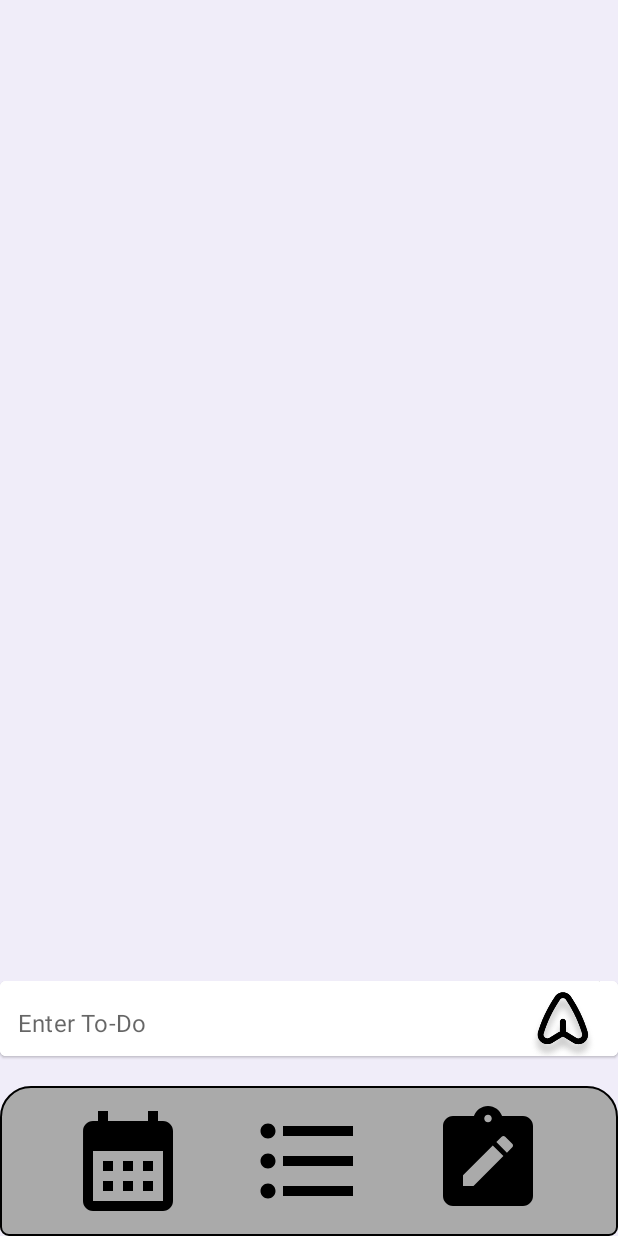
After one commit to ShahdO3/SE_Project, an Android app: the ToDoListFragment screen opened through its navigation route, on a phone screen of 412 x 824 dp. The commit adds this screen. Run offline under Robolectric (Android 15) with nearby library versions, the phone set to English and light mode, and no system bars; our stand-ins replace Firebase (no records; nobody signed in at launch, a user with empty details on screens opened directly); 1 statement that could not run was skipped.

Commit message:
Finished todolist
missing - navigation to todo fragment
missing navigation to notes and reminders fragment

untested due to bad laptop

```diff
--- /dev/null
+++ b/app/src/main/java/com/example/notedApp/ToDoAdapter.kt
@@ -0,0 +1,45 @@
+package com.example.notedApp
+
+import android.view.LayoutInflater
+import android.view.ViewGroup
+import androidx.recyclerview.widget.RecyclerView
+import com.example.notedApp.databinding.ToDoItemBinding
+
+class ToDoAdapter(private val list:MutableList<ToDoInfo>):
+RecyclerView.Adapter<ToDoAdapter.ToDoViewHolder>(){
+
+    private var listener:ToDoAdapterClicksInterface? = null
+    fun setListener(listener:ToDoAdapterClicksInterface){
+        this.listener = listener
+    }
+
+    inner class ToDoViewHolder(val binding:ToDoItemBinding): RecyclerView.ViewHolder(binding.root)
+
+    override fun onCreateViewHolder(parent: ViewGroup, viewType: Int): ToDoViewHolder {
+        val binding = ToDoItemBinding.inflate(LayoutInflater.from(parent.context),parent,false)
+        return ToDoViewHolder(binding)
+    }
+
+    override fun getItemCount(): Int {
+        return list.size
+    }
+
+    override fun onBindViewHolder(holder: ToDoViewHolder, position: Int) {
+        with(holder){
+            with(list[position]){
+
+                binding.toDoTask.text = this.task
+                binding.deleteTask.setOnClickListener {
+
+                    listener?.onDeleteTaskBtnClicked(this)
+
+                }
+
+            }
+        }
+    }
+
+    interface ToDoAdapterClicksInterface{
+        fun onDeleteTaskBtnClicked(toDoInfo: ToDoInfo)
+    }
+}
--- /dev/null
+++ b/app/src/main/java/com/example/notedApp/ToDoInfo.kt
@@ -0,0 +1,3 @@
+package com.example.notedApp
+
+data class ToDoInfo(val taskId:String,val task:String)
--- /dev/null
+++ b/app/src/main/java/com/example/notedApp/ToDoListFragment.kt
@@ -0,0 +1,138 @@
+package com.example.notedApp
+
+import android.os.Bundle
+import androidx.fragment.app.Fragment
+import android.view.LayoutInflater
+import android.view.View
+import android.view.ViewGroup
+import android.widget.Toast
+import androidx.navigation.NavController
+import androidx.navigation.Navigation
+import androidx.recyclerview.widget.LinearLayoutManager
+import com.example.notedApp.databinding.FragmentToDoListBinding
+import com.google.firebase.auth.FirebaseAuth
+import com.google.firebase.database.*
+
+
+class ToDoListFragment : Fragment(), ToDoAdapter.ToDoAdapterClicksInterface {
+
+    private lateinit var auth:FirebaseAuth
+    private lateinit var databaseRef:DatabaseReference
+    private lateinit var navController: NavController
+    private lateinit var binding: FragmentToDoListBinding
+    private lateinit var adapter: ToDoAdapter
+    private lateinit var mlist:MutableList<ToDoInfo>
+
+
+
+    override fun onCreateView(
+        inflater: LayoutInflater, container: ViewGroup?,
+        savedInstanceState: Bundle?
+
+
+    ): View? {
+        binding = FragmentToDoListBinding.inflate(inflater, container,false)
+        return binding.root
+    }
+
+
+
+    override fun onViewCreated(view: View, savedInstanceState: Bundle?) {
+        super.onViewCreated(view, savedInstanceState)
+
+
+
+        init(view)
+        getDataFromFirebase()
+        RegisterEvents()
+    }
+
+
+    private fun RegisterEvents(){
+
+        binding.reminderBtn.setOnClickListener {
+            //navController.navigate(R.id.(from todo_to_reminders))
+        }
+
+        binding.NotesBtn.setOnClickListener {
+            //navController.navigate(R.id.(from todo_to_notes))
+        }
+
+
+        binding.SubmitBtn.setOnClickListener {
+
+            val task = binding.Tasktxt.text.toString()
+
+            if (task.isNotEmpty()){
+
+                databaseRef.push().setValue(task).addOnCompleteListener{
+
+                    if (it.isSuccessful){
+
+                        binding.Tasktxt.text = null
+
+                    }else{
+                        Toast.makeText(context, "failed to create task", Toast.LENGTH_SHORT).show()
+                    }
+                }
+
+            }else{
+                Toast.makeText(context, "No task typed", Toast.LENGTH_SHORT).show()
+            }
+        }
+    }
+
+    private fun init(view: View){
+
+        navController = Navigation.findNavController(view)
+        auth = FirebaseAuth.getInstance()
+        databaseRef = FirebaseDatabase.getInstance().reference
+            .child(auth.currentUser?.uid.toString()).child("TODO")
+
+        binding.ToDoRecycler.setHasFixedSize(true)
+        binding.ToDoRecycler.layoutManager = LinearLayoutManager(context)
+        mlist = mutableListOf()
+        adapter = ToDoAdapter(mlist)
+        adapter.setListener(this)
+        binding.ToDoRecycler.adapter = adapter
+    }
+
+
+    private fun getDataFromFirebase(){
+        databaseRef.addValueEventListener(object: ValueEventListener{
+            override fun onDataChange(snapshot: DataSnapshot) {
+                mlist.clear()
+                for (taskSnapshot in snapshot.children){
+                    val todoTask = taskSnapshot.key?.let{
+                        ToDoInfo(it,taskSnapshot.value.toString())
+                    }
+
+                    if(todoTask != null){
+                        mlist.add(todoTask)
+                    }
+                }
+                adapter.notifyDataSetChanged()
+            }
+
+            override fun onCancelled(error: DatabaseError) {
+                Toast.makeText(context, error.message, Toast.LENGTH_SHORT).show()
+            }
+        })
+    }
+
+    override fun onSaveInstanceState(outState: Bundle) {
+        super.onSaveInstanceState(outState)
+    }
+
+    override fun onDeleteTaskBtnClicked(toDoInfo: ToDoInfo) {
+        databaseRef.child(toDoInfo.taskId).removeValue().addOnCompleteListener {
+            if(it.isSuccessful){
+                Toast.makeText(context, "Task Deleted", Toast.LENGTH_SHORT).show()
+            }else{
+                Toast.makeText(context, it.exception?.message, Toast.LENGTH_SHORT).show()
+            }
+        }
+    }
+
+
+}
--- /dev/null
+++ b/app/src/main/res/drawable/topround.xml
@@ -0,0 +1,15 @@
+<shape xmlns:android="http://schemas.android.com/apk/res/android">
+    <stroke
+        android:width="1dp" />
+
+    <solid android:color="#aaa" />
+
+    <corners
+        android:radius="5dp"
+        android:topRightRadius="20dp"
+        android:topLeftRadius="20dp"
+
+        />
+
+
+</shape>
--- /dev/null
+++ b/app/src/main/res/layout/fragment_to_do_list.xml
@@ -0,0 +1,107 @@
+<?xml version="1.0" encoding="utf-8"?>
+<androidx.constraintlayout.widget.ConstraintLayout xmlns:android="http://schemas.android.com/apk/res/android"
+    xmlns:tools="http://schemas.android.com/tools"
+    android:layout_width="match_parent"
+    android:layout_height="match_parent"
+    xmlns:app="http://schemas.android.com/apk/res-auto"
+    tools:context=".ToDoListFragment">
+
+
+    <TextView
+        android:id="@+id/background"
+        android:layout_width="match_parent"
+        android:layout_height="match_parent"
+        android:background="@color/background_purple"
+        tools:layout_editor_absoluteX="82dp"
+        tools:layout_editor_absoluteY="0dp" />
+
+    <com.google.android.material.card.MaterialCardView
+        android:id="@+id/materialCardView"
+        android:layout_width="match_parent"
+        android:layout_height="50dp"
+        android:layout_marginBottom="20dp"
+        app:layout_constraintBottom_toTopOf="@+id/textView6"
+        app:layout_constraintEnd_toEndOf="parent"
+        app:layout_constraintStart_toStartOf="parent">
+
+        <com.google.android.material.textfield.TextInputLayout
+            android:layout_width="match_parent"
+            android:layout_height="50dp"
+            android:background="@color/white"
+            app:boxStrokeWidth="0dp"
+            app:boxStrokeWidthFocused="0dp"
+            app:hintEnabled="false">
+
+
+            <com.google.android.material.textfield.TextInputEditText
+                android:id="@+id/Tasktxt"
+                android:layout_width="match_parent"
+                android:layout_height="match_parent"
+                android:background="@color/white"
+                android:hint="Enter To-Do"
+                android:paddingStart="12dp"
+                android:paddingTop="15dp"
+                android:paddingEnd="12dp" />
+
+        </com.google.android.material.textfield.TextInputLayout>
+
+        <ImageButton
+            android:id="@+id/SubmitBtn"
+            android:layout_width="50dp"
+            android:layout_height="match_parent"
+            android:layout_marginLeft="350dp"
+            android:background="@drawable/submitarrow" />
+
+
+    </com.google.android.material.card.MaterialCardView>
+
+
+    <TextView
+        android:id="@+id/textView6"
+        android:layout_width="match_parent"
+        android:layout_height="100dp"
+        android:background="@drawable/topround"
+        app:cardCornerRadius="50dp"
+        app:layout_constraintBottom_toBottomOf="@+id/background" />
+
+    <ImageButton
+        android:id="@+id/reminderBtn"
+        android:layout_width="80dp"
+        android:layout_height="80dp"
+        android:layout_marginStart="45dp"
+        android:layout_marginBottom="10dp"
+        android:background="@drawable/baseline_calendar_month_24"
+        app:layout_constraintBottom_toBottomOf="@+id/background"
+        app:layout_constraintStart_toStartOf="parent"/>
+
+    <ImageButton
+        android:id="@+id/btn2"
+        android:layout_width="80dp"
+        android:layout_height="80dp"
+        android:layout_marginStart="40dp"
+        android:layout_marginBottom="10dp"
+        android:background="@drawable/baseline_format_list_bulleted_24"
+        app:layout_constraintBottom_toBottomOf="@+id/background"
+        app:layout_constraintStart_toEndOf="@+id/reminderBtn"/>
+
+    <ImageButton
+        android:id="@+id/NotesBtn"
+        android:layout_width="80dp"
+        android:layout_height="80dp"
+        android:layout_marginStart="40dp"
+        android:layout_marginBottom="10dp"
+        android:background="@drawable/baseline_note_alt_24"
+        app:layout_constraintBottom_toBottomOf="@+id/background"
+        app:layout_constraintStart_toEndOf="@+id/btn2"/>
+
+    <androidx.recyclerview.widget.RecyclerView
+        android:id="@+id/ToDoRecycler"
+        android:layout_width="match_parent"
+        android:layout_height="435dp"
+        app:layout_constraintBottom_toTopOf="@+id/materialCardView"
+        app:layout_constraintEnd_toEndOf="parent"
+        app:layout_constraintStart_toStartOf="parent"
+        app:layout_constraintTop_toTopOf="@+id/background" />
+
+
+</androidx.constraintlayout.widget.ConstraintLayout>
--- a/app/src/main/res/navigation/signing_up_nav.xml
+++ b/app/src/main/res/navigation/signing_up_nav.xml
@@ -63,4 +63,9 @@
             app:argType="string"
             android:defaultValue=" ." />
     </activity>
+    <fragment
+        android:id="@+id/toDoListFragment"
+        android:name="com.example.notedApp.ToDoListFragment"
+        android:label="fragment_to_do_list"
+        tools:layout="@layout/fragment_to_do_list" />
 </navigation>
```
Also changed, not shown: app/src/main/res/layout/to_do_item.xml (added, +39 -0 lines), app/src/main/res/drawable/submitarrow.PNG (added).
